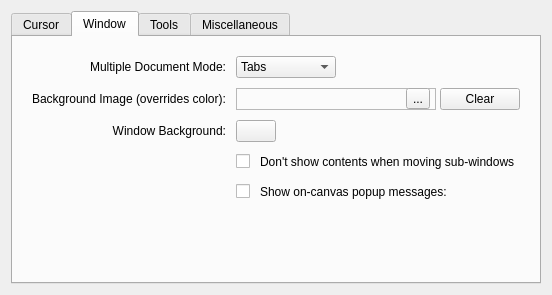
Above: libs/ui/forms/wdggeneralsettings.ui from KDE/krita before the change. Below: the same form after it.
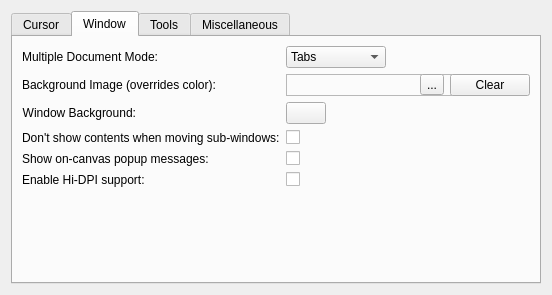
That is the form after the change. The open tabs and pages were chosen to show the change. Custom widgets are drawn as their Qt base class.

Commit message:
Properly implement the hidpi switch
This uses QSettings, because kconfig only works when we already
have an application, and by then it's too late to set the flag.

Diff of the .ui file:
```diff
--- a/libs/ui/forms/wdggeneralsettings.ui
+++ b/libs/ui/forms/wdggeneralsettings.ui
@@ -147,37 +147,7 @@
       <attribute name="title">
        <string>Window</string>
       </attribute>
-      <layout class="QGridLayout" name="gridLayout_3">
-       <item row="2" column="0">
-        <spacer name="verticalSpacer">
-         <property name="orientation">
-          <enum>Qt::Vertical</enum>
-         </property>
-         <property name="sizeHint" stdset="0">
-          <size>
-           <width>20</width>
-           <height>40</height>
-          </size>
-         </property>
-        </spacer>
-       </item>
-       <item row="1" column="0">
-        <layout class="QGridLayout" name="gridLayout_6">
-         <property name="leftMargin">
-          <number>10</number>
-         </property>
-         <property name="topMargin">
-          <number>10</number>
-         </property>
-         <property name="rightMargin">
-          <number>10</number>
-         </property>
-         <property name="bottomMargin">
-          <number>10</number>
-         </property>
-         <property name="spacing">
-          <number>10</number>
-         </property>
+      <layout class="QFormLayout" name="formLayout">
          <item row="0" column="0">
           <widget class="QLabel" name="label_2">
            <property name="sizePolicy">
@@ -194,13 +164,33 @@
            </property>
           </widget>
          </item>
-         <item row="2" column="0">
-          <widget class="QLabel" name="label_4">
+       <item row="0" column="1">
+        <widget class="QComboBox" name="m_cmbMDIType">
+         <property name="sizePolicy">
+          <sizepolicy hsizetype="Fixed" vsizetype="Fixed">
+           <horstretch>0</horstretch>
+           <verstretch>0</verstretch>
+          </sizepolicy>
+         </property>
+         <property name="currentIndex">
+          <number>1</number>
+         </property>
+         <item>
            <property name="text">
-            <string>Window Background:</string>
-           </property>
-           <property name="alignment">
-            <set>Qt::AlignRight|Qt::AlignTrailing|Qt::AlignVCenter</set>
+           <string>Subwindows</string>
+          </property>
+         </item>
+         <item>
+          <property name="text">
+           <string>Tabs</string>
+          </property>
+         </item>
+        </widget>
+       </item>
+       <item row="1" column="0">
+        <widget class="QLabel" name="label_5">
+         <property name="text">
+          <string>Background Image (overrides color):</string>
            </property>
           </widget>
          </item>
@@ -247,6 +237,16 @@
            </item>
           </layout>
          </item>
+       <item row="2" column="0">
+        <widget class="QLabel" name="label_4">
+         <property name="text">
+          <string>Window Background:</string>
+         </property>
+         <property name="alignment">
+          <set>Qt::AlignRight|Qt::AlignTrailing|Qt::AlignVCenter</set>
+         </property>
+        </widget>
+       </item>
          <item row="2" column="1">
           <widget class="KisColorButton" name="m_mdiColor">
            <property name="sizePolicy">
@@ -260,39 +260,14 @@
            </property>
           </widget>
          </item>
-         <item row="1" column="0">
-          <widget class="QLabel" name="label_5">
+       <item row="3" column="0">
+        <widget class="QLabel" name="label_6">
            <property name="text">
-            <string>Background Image (overrides color):</string>
+          <string>Don't show contents when moving sub-windows:</string>
            </property>
           </widget>
          </item>
-         <item row="0" column="1">
-          <widget class="QComboBox" name="m_cmbMDIType">
-           <property name="sizePolicy">
-            <sizepolicy hsizetype="Fixed" vsizetype="Fixed">
-             <horstretch>0</horstretch>
-             <verstretch>0</verstretch>
-            </sizepolicy>
-           </property>
-           <property name="currentIndex">
-            <number>1</number>
-           </property>
-           <item>
-            <property name="text">
-             <string>Subwindows</string>
-            </property>
-           </item>
-           <item>
-            <property name="text">
-             <string>Tabs</string>
-            </property>
-           </item>
-          </widget>
-         </item>
          <item row="3" column="1">
-          <layout class="QHBoxLayout" name="horizontalLayout_2">
-           <item>
             <widget class="QCheckBox" name="m_chkRubberBand">
              <property name="sizePolicy">
               <sizepolicy hsizetype="Preferred" vsizetype="Fixed">
@@ -305,73 +280,46 @@
              </property>
             </widget>
            </item>
-           <item>
-            <widget class="QLabel" name="label_6">
-             <property name="text">
-              <string>Don't show contents when moving sub-windows</string>
-             </property>
-            </widget>
-           </item>
-           <item>
-            <spacer name="horizontalSpacer_3">
-             <property name="orientation">
-              <enum>Qt::Horizontal</enum>
-             </property>
-             <property name="sizeHint" stdset="0">
-              <size>
-               <width>40</width>
-               <height>20</height>
-              </size>
-             </property>
-            </spacer>
-           </item>
-          </layout>
-         </item>
-         <item row="4" column="1">
-          <layout class="QHBoxLayout" name="horizontalLayout_3">
-           <item>
-            <widget class="QCheckBox" name="m_chkCanvasMessages">
-             <property name="text">
-              <string/>
-             </property>
-            </widget>
-           </item>
-           <item>
+       <item row="4" column="0">
             <widget class="QLabel" name="label_7">
              <property name="text">
               <string>Show on-canvas popup messages:</string>
              </property>
             </widget>
            </item>
-           <item>
-            <spacer name="horizontalSpacer_2">
+       <item row="4" column="1">
+        <widget class="QCheckBox" name="m_chkCanvasMessages">
+         <property name="text">
+          <string/>
+         </property>
+        </widget>
+       </item>
+       <item row="6" column="0" colspan="2">
+        <spacer name="verticalSpacer">
              <property name="orientation">
-              <enum>Qt::Horizontal</enum>
+          <enum>Qt::Vertical</enum>
              </property>
              <property name="sizeHint" stdset="0">
               <size>
-               <width>40</width>
-               <height>20</height>
+           <width>20</width>
+           <height>40</height>
               </size>
              </property>
             </spacer>
            </item>
-          </layout>
-         </item>
-        </layout>
-       </item>
-       <item row="1" column="1">
-        <spacer name="horizontalSpacer_4">
-         <property name="orientation">
-          <enum>Qt::Horizontal</enum>
+       <item row="5" column="1">
+        <widget class="QCheckBox" name="m_chkHiDPI">
+         <property name="text">
+          <string/>
+         </property>
+        </widget>
+       </item>
+       <item row="5" column="0">
+        <widget class="QLabel" name="label_8">
+         <property name="text">
+          <string>Enable Hi-DPI support:</string>
          </property>
-         <property name="sizeHint" stdset="0">
-          <size>
-           <width>40</width>
-           <height>20</height>
-          </size>
-         </property>
-        </spacer>
+        </widget>
        </item>
       </layout>
      </widget>
```
Lines whose indentation alone changed are shown as unchanged. The commit also changes 2 other files.
